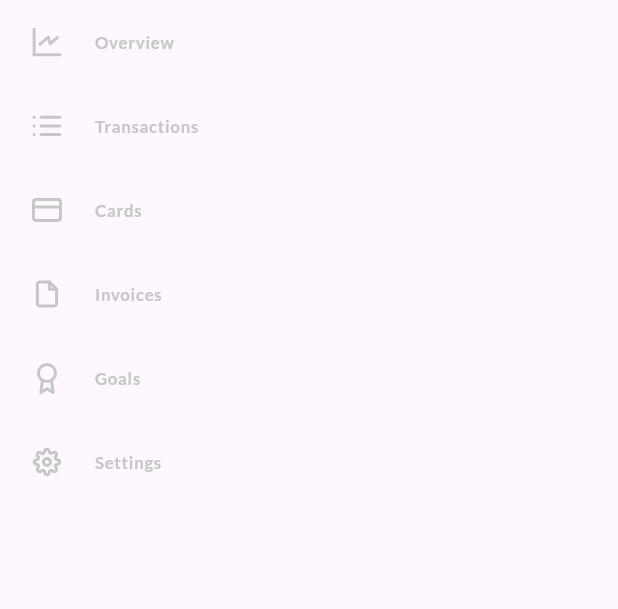
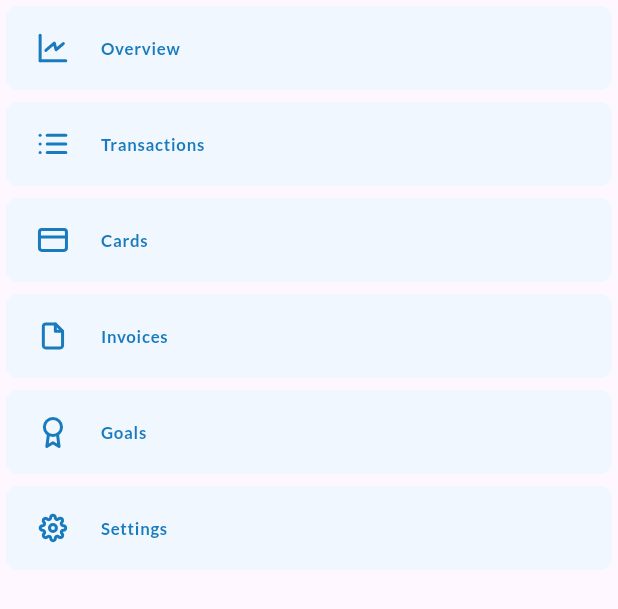
Before and after one commit to amirrrra/Financial-Dashboard, a Flutter app: the DrawerBodyWidget widget shown alone on an empty page, opened directly, on a phone screen of 412 x 824 dp. Shown: the top 609 px of the screen. Run offline on Flutter 3.47's test engine with Material 3 defaults, Android fonts, the phone set to English and light mode, and no system bars; our stand-ins replace flutter_svg.

Commit message:
build active and inactive drawer items

```diff
--- a/lib/widgets/drawer_body_widget.dart
+++ b/lib/widgets/drawer_body_widget.dart
@@ -1,6 +1,6 @@
 import 'package:financial_dashboard/models/drawer_model.dart';
 import 'package:financial_dashboard/utils/app_images.dart';
-import 'package:financial_dashboard/widgets/drawer_body_item_widget.dart';
+import 'package:financial_dashboard/widgets/drawer_item_active_widget.dart';
 import 'package:flutter/material.dart';
 
 class DrawerBodyWidget extends StatelessWidget {
@@ -20,7 +20,7 @@ class DrawerBodyWidget extends StatelessWidget {
       children: List.generate(
         6,
         (index) {
-          return DrawerBodyItemWidget(
+          return DrawerItemActiveWidget(
             drawerModel: drawerItems[index],
           );
         },
--- /dev/null
+++ b/lib/widgets/drawer_item_active_widget.dart
@@ -0,0 +1,38 @@
+import 'package:financial_dashboard/models/drawer_model.dart';
+import 'package:financial_dashboard/utils/app_colors.dart';
+import 'package:financial_dashboard/utils/app_styles.dart';
+import 'package:flutter/material.dart';
+import 'package:flutter_svg/flutter_svg.dart';
+
+class DrawerItemActiveWidget extends StatelessWidget {
+  final DrawerModel drawerModel;
+  const DrawerItemActiveWidget({super.key, required this.drawerModel});
+
+  @override
+  Widget build(BuildContext context) {
+    return Card(
+      elevation: 0,
+      color: AppColors.iceF,
+      shape: const RoundedRectangleBorder(
+        borderRadius: BorderRadius.all(
+          Radius.circular(8),
+        ),
+      ),
+      child: ListTile(
+        leading: SvgPicture.asset(
+          drawerModel.icon,
+          colorFilter: const ColorFilter.mode(
+            AppColors.blue,
+            BlendMode.srcIn,
+          ),
+        ),
+        title: Text(
+          drawerModel.title,
+          style: AppStyles.latoBold14(context).copyWith(
+            color: AppColors.blue,
+          ),
+        ),
+      ),
+    );
+  }
+}
--- a/lib/widgets/drawer_body_item_widget.dart
+++ b/lib/widgets/drawer_item_inactive_widget.dart
@@ -4,9 +4,9 @@ import 'package:financial_dashboard/utils/app_styles.dart';
 import 'package:flutter/material.dart';
 import 'package:flutter_svg/flutter_svg.dart';
 
-class DrawerBodyItemWidget extends StatelessWidget {
+class DrawerItemInactiveWidget extends StatelessWidget {
   final DrawerModel drawerModel;
-  const DrawerBodyItemWidget({super.key, required this.drawerModel});
+  const DrawerItemInactiveWidget({super.key, required this.drawerModel});
 
   @override
   Widget build(BuildContext context) {
--- a/lib/widgets/drawer_widget.dart
+++ b/lib/widgets/drawer_widget.dart
@@ -9,7 +9,7 @@ class DrawerWidget extends StatelessWidget {
   @override
   Widget build(BuildContext context) {
     return const Padding(
-      padding: EdgeInsets.symmetric(horizontal: 20),
+      padding: EdgeInsets.symmetric(horizontal: 30),
       child: CustomScrollView(
         slivers: [
           SliverToBoxAdapter(
```
